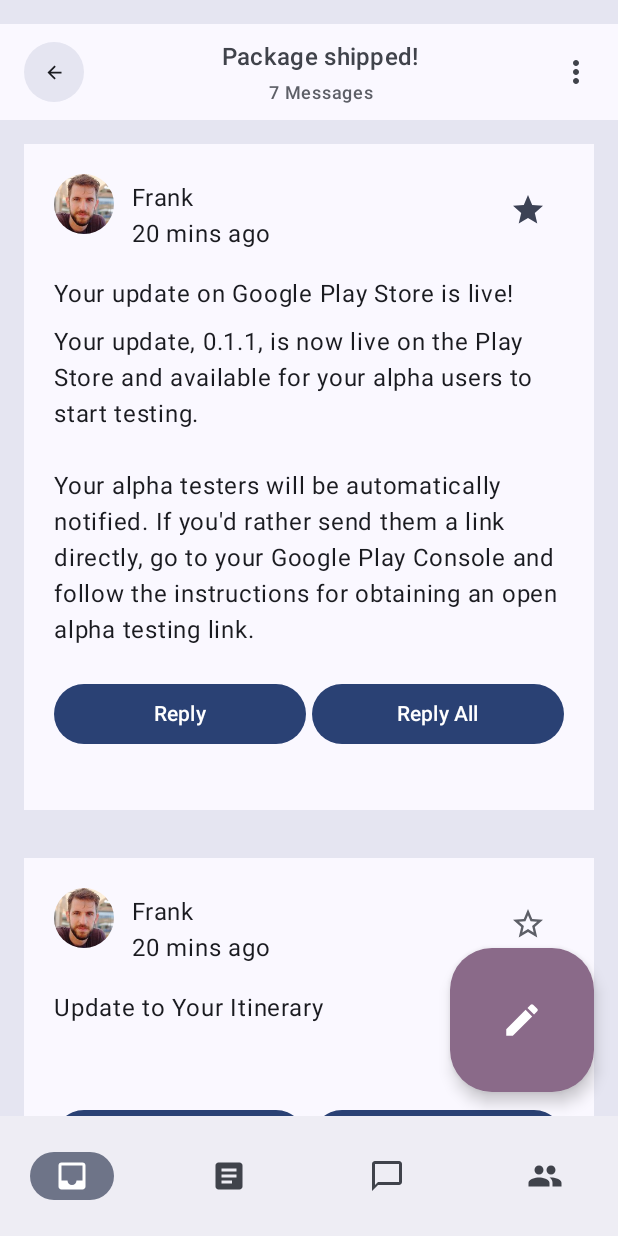
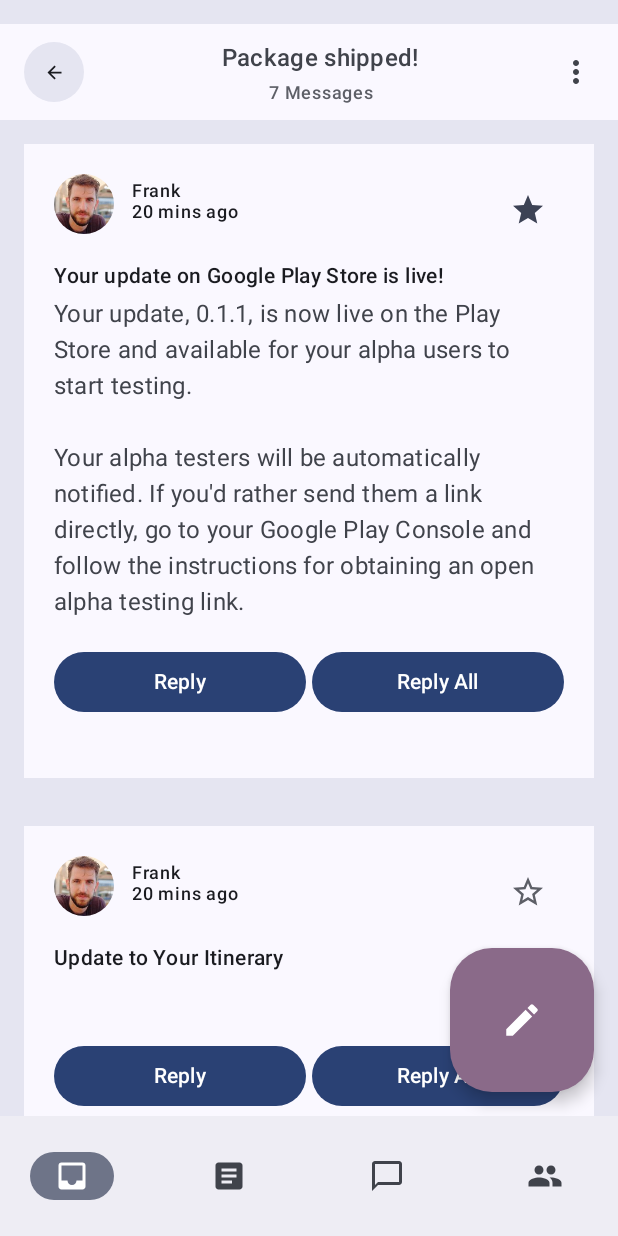
Before and after one commit to alireza-dehghan-nayeri/compose-codelabs, an Android app built with Jetpack Compose: the screen it shows after launch (MainActivity), after a tap on "Google", on a phone screen of 412 x 824 dp. Run offline under Robolectric (Android 15) with nearby library versions, the phone set to English and light mode, and no system bars.

```diff
--- a/app/src/main/java/com/example/reply/ui/components/ReplyEmailListItem.kt
+++ b/app/src/main/java/com/example/reply/ui/components/ReplyEmailListItem.kt
@@ -78,9 +78,11 @@ fun ReplyEmailListItem(
                 ) {
                     Text(
                         text = email.sender.firstName,
+                        style = MaterialTheme.typography.labelMedium
                     )
                     Text(
                         text = email.createdAt,
+                        style = MaterialTheme.typography.labelMedium
                     )
                 }
                 IconButton(
@@ -98,11 +100,13 @@ fun ReplyEmailListItem(
 
             Text(
                 text = email.subject,
+                style = MaterialTheme.typography.titleLarge,
                 modifier = Modifier.padding(top = 12.dp, bottom = 8.dp),
             )
             Text(
                 text = email.body,
                 maxLines = 2,
+                style = MaterialTheme.typography.bodyLarge,
                 overflow = TextOverflow.Ellipsis
             )
         }
--- a/app/src/main/java/com/example/reply/ui/components/ReplyEmailThreadItem.kt
+++ b/app/src/main/java/com/example/reply/ui/components/ReplyEmailThreadItem.kt
@@ -64,9 +64,11 @@ fun ReplyEmailThreadItem(
             ) {
                 Text(
                     text = email.sender.firstName,
+                    style = MaterialTheme.typography.labelMedium
                 )
                 Text(
                     text = stringResource(id = R.string.twenty_mins_ago),
+                    style = MaterialTheme.typography.labelMedium
                 )
             }
             IconButton(
@@ -84,11 +86,14 @@ fun ReplyEmailThreadItem(
 
         Text(
             text = email.subject,
+            style = MaterialTheme.typography.bodyMedium,
             modifier = Modifier.padding(top = 12.dp, bottom = 8.dp),
         )
 
         Text(
             text = email.body,
+            style = MaterialTheme.typography.bodyLarge,
+            color = MaterialTheme.colorScheme.onSurfaceVariant
         )
         Row(
             modifier = Modifier
--- a/app/src/main/java/com/example/reply/ui/theme/Theme.kt
+++ b/app/src/main/java/com/example/reply/ui/theme/Theme.kt
@@ -128,6 +128,7 @@ fun AppTheme(
 
     MaterialTheme(
         colorScheme = colors,
+        typography = typography,
         content = content
     )
 }
--- a/app/src/main/java/com/example/reply/ui/theme/Type.kt
+++ b/app/src/main/java/com/example/reply/ui/theme/Type.kt
@@ -18,34 +18,40 @@ package com.example.reply.ui.theme
 
 import androidx.compose.material3.Typography
 import androidx.compose.ui.text.TextStyle
-import androidx.compose.ui.text.font.FontFamily
 import androidx.compose.ui.text.font.FontWeight
 import androidx.compose.ui.unit.sp
 
 // Material 3 typography
 // Set of Material typography styles to start with
-val Typography = Typography(
+val typography = Typography(
+    headlineSmall = TextStyle(
+        fontWeight = FontWeight.SemiBold,
+        fontSize = 24.sp,
+        lineHeight = 32.sp,
+        letterSpacing = 0.sp
+    ),
+    titleLarge = TextStyle(
+        fontWeight = FontWeight.SemiBold,
+        fontSize = 18.sp,
+        lineHeight = 32.sp,
+        letterSpacing = 0.0.sp
+    ),
     bodyLarge = TextStyle(
-        fontFamily = FontFamily.Default,
         fontWeight = FontWeight.Normal,
         fontSize = 16.sp,
         lineHeight = 24.sp,
-        letterSpacing = 0.5.sp
-    )
-    /* Other default text styles to override
-    titleLarge = TextStyle(
-        fontFamily = FontFamily.Default,
-        fontWeight = FontWeight.Normal,
-        fontSize = 22.sp,
-        lineHeight = 28.sp,
-        letterSpacing = 0.sp
+        letterSpacing = 0.15.sp
     ),
-    labelSmall = TextStyle(
-        fontFamily = FontFamily.Default,
+    bodyMedium = TextStyle(
         fontWeight = FontWeight.Medium,
-        fontSize = 11.sp,
+        fontSize = 14.sp,
+        lineHeight = 20.sp,
+        letterSpacing = 0.25.sp
+    ),
+    labelMedium = TextStyle(
+        fontWeight = FontWeight.SemiBold,
+        fontSize = 12.sp,
         lineHeight = 16.sp,
         letterSpacing = 0.5.sp
     )
-    */
 )
```
